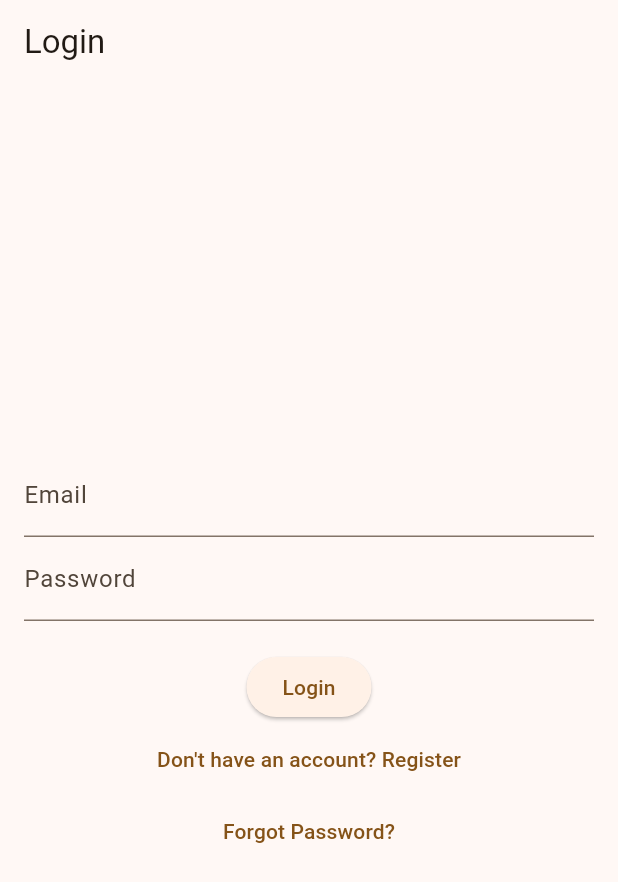
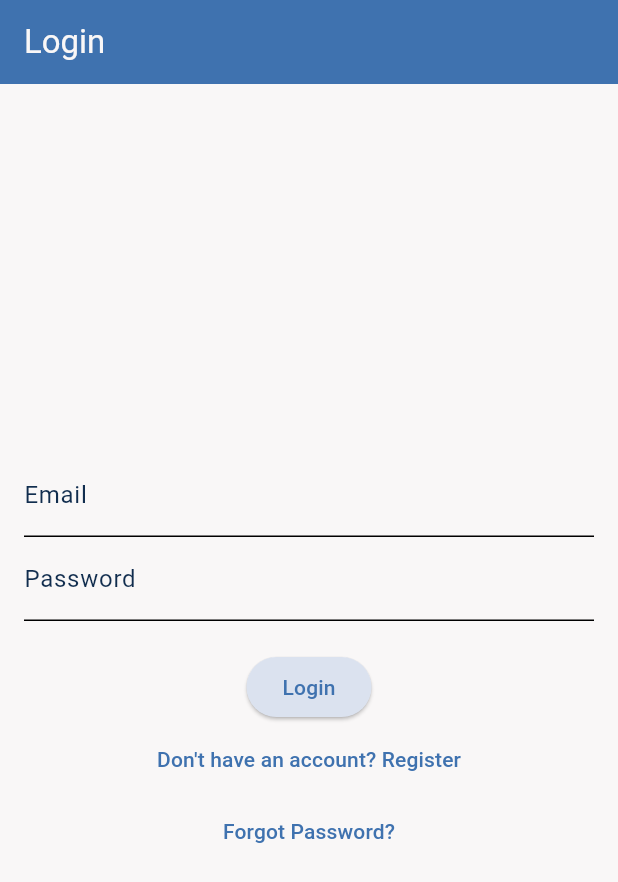
Before and after one commit to luismoron/saray, a Flutter app: the screen it shows after launch, on a phone screen of 412 x 824 dp. Shown: the top 882 px of the screen. Run offline on Flutter 3.47's test engine with Material 3 defaults, Android fonts, the phone set to English and light mode, and no system bars; our stand-ins replace cached_network_image, cloud_firestore, firebase_auth, firebase_core; accounts and stored records are empty; generated files the repository leaves out were written again.

Commit message:
Agregar tema de aplicación: definir paletas de colores y estilos para modo claro y oscuro.

```diff
--- a/lib/main.dart
+++ b/lib/main.dart
@@ -13,6 +13,7 @@ import 'screens/reset_password_screen.dart';
 import 'screens/catalog_screen.dart';
 import 'screens/cart_screen.dart';
 import 'screens/checkout_screen.dart';
+import 'themes/app_theme.dart';
 
 void main() async {
   WidgetsFlutterBinding.ensureInitialized();
@@ -46,20 +47,8 @@ class MyApp extends StatelessWidget {
         title: 'Bazar de Saray',
         localizationsDelegates: AppLocalizations.localizationsDelegates,
         supportedLocales: AppLocalizations.supportedLocales,
-        theme: ThemeData(
-          colorScheme: ColorScheme.fromSeed(
-            seedColor: Colors.orange,
-            brightness: Brightness.light,
-          ),
-          useMaterial3: true,
-        ),
-        darkTheme: ThemeData(
-          colorScheme: ColorScheme.fromSeed(
-            seedColor: Colors.orange,
-            brightness: Brightness.dark,
-          ),
-          useMaterial3: true,
-        ),
+        theme: AppTheme.lightTheme,
+        darkTheme: AppTheme.darkTheme,
         themeMode: ThemeMode.system, // Respeta la configuración del sistema
         initialRoute: '/',
         routes: {
--- /dev/null
+++ b/lib/themes/app_theme.dart
@@ -0,0 +1,74 @@
+import 'package:flutter/material.dart';
+
+class AppTheme {
+  // Definición de los colores exactos de tu paleta
+  static const Color _lightWhite = Color(0xFFF9F7F7); // #F9F7F7
+  static const Color _softBlue = Color(0xFFDBE2EF);   // #DBE2EF
+  static const Color _primaryBlue = Color(0xFF3F72AF); // #3F72AF
+  static const Color _darkNavy = Color(0xFF112D4E);   // #112D4E
+
+  // --- MODO CLARO (Light Mode) ---
+  static final ThemeData lightTheme = ThemeData(
+    useMaterial3: true,
+    brightness: Brightness.light,
+    scaffoldBackgroundColor: _lightWhite, // Fondo general claro
+
+    colorScheme: const ColorScheme.light(
+      primary: _primaryBlue,       // Botones y elementos activos
+      onPrimary: _lightWhite,      // Texto sobre el botón primario
+      secondary: _darkNavy,        // Elementos de acento
+      onSecondary: _lightWhite,
+      surface: _softBlue,          // Color de tarjetas (Cards)
+      onSurface: _darkNavy,        // Texto sobre tarjetas
+      surfaceContainer: _lightWhite, // Superficies base
+      error: Colors.redAccent,
+      onSurfaceVariant: _darkNavy, // Texto secundario
+    ),
+
+    // Personalización extra para AppBar
+    appBarTheme: const AppBarTheme(
+      backgroundColor: _primaryBlue,
+      foregroundColor: _lightWhite,
+      elevation: 0,
+    ),
+
+    // Personalización de Tarjetas
+    cardTheme: const CardTheme(
+      color: _softBlue,
+      elevation: 2,
+    ),
+  );
+
+  // --- MODO OSCURO (Dark Mode) ---
+  static final ThemeData darkTheme = ThemeData(
+    useMaterial3: true,
+    brightness: Brightness.dark,
+    scaffoldBackgroundColor: _darkNavy, // Fondo general oscuro
+
+    colorScheme: const ColorScheme.dark(
+      primary: _primaryBlue,       // Mantenemos la identidad de marca
+      onPrimary: _lightWhite,      // Texto sobre botón
+      secondary: _softBlue,        // Acento más suave en modo oscuro
+      onSecondary: _darkNavy,
+      surface: _darkNavy,          // Las tarjetas se funden o son un tono más claro
+      onSurface: _lightWhite,      // Texto principal claro
+      surfaceContainer: Color(0xFF1B3A5F), // Un tono ligeramente más claro que el fondo para distinguir tarjetas (opcional)
+      error: Colors.redAccent,
+    ),
+
+    // Personalización extra para AppBar en Dark Mode
+    appBarTheme: const AppBarTheme(
+      backgroundColor: _darkNavy, // Se funde con el fondo
+      foregroundColor: _lightWhite,
+      elevation: 0,
+    ),
+
+    // Personalización de botones para que resalten en oscuro
+    elevatedButtonTheme: ElevatedButtonThemeData(
+      style: ElevatedButton.styleFrom(
+        backgroundColor: _primaryBlue,
+        foregroundColor: _lightWhite,
+      ),
+    ),
+  );
+}
```
